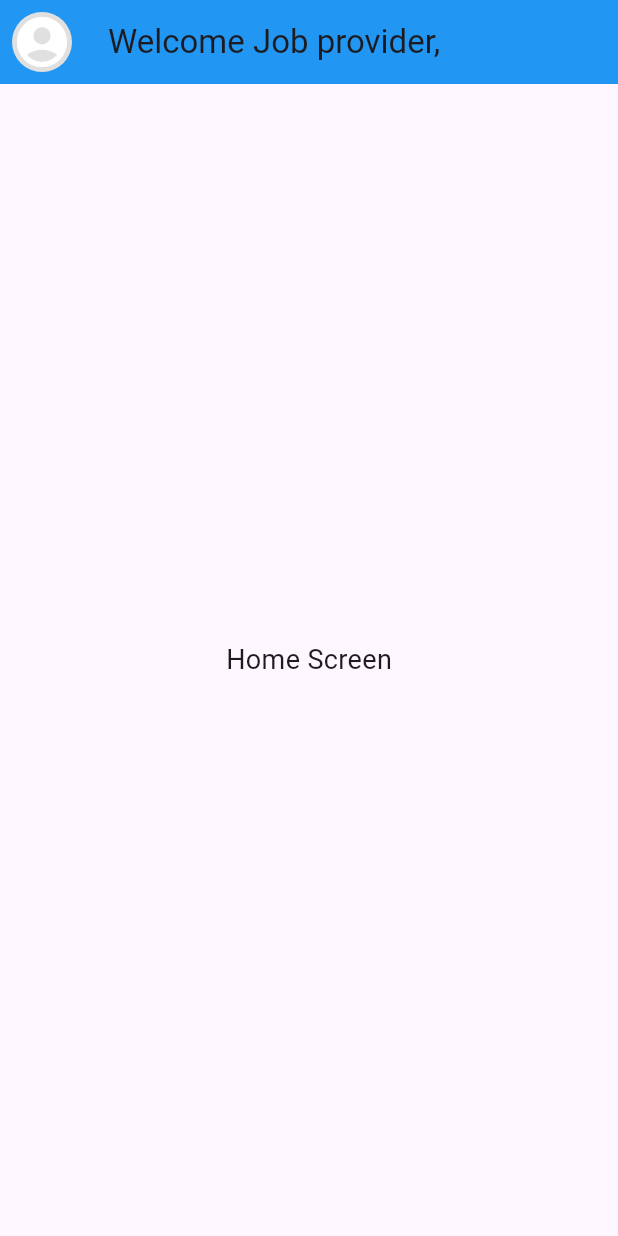
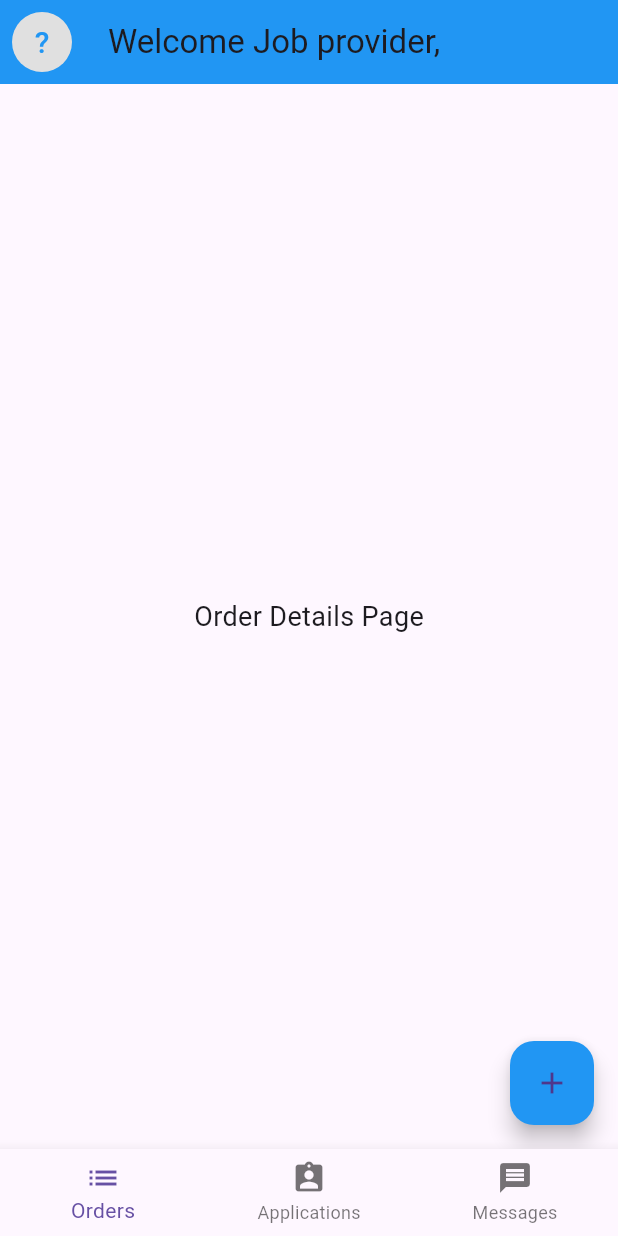
Before and after one commit to CHARLESJESU/Nivetha, a Flutter app: the Jobproviderpage screen opened directly with empty values, on a phone screen of 412 x 824 dp. Run offline on Flutter 3.47's test engine with Material 3 defaults, Android fonts, the phone set to English and light mode, and no system bars; our stand-ins replace cloud_firestore, firebase_auth, firebase_core, firebase_database, get, image_picker and 1 more; missing offline and left inert: country_state_city_pro; accounts and stored records are empty.

Commit message:
done my work

```diff
--- a/lib/Pages/jobproviderpage.dart
+++ b/lib/Pages/jobproviderpage.dart
@@ -1,11 +1,14 @@
 import 'dart:io';
 import 'package:flutter/material.dart';
 import 'package:image_picker/image_picker.dart';
-import 'package:nivetha123/screens/user_data.dart';
 import 'package:flutter/services.dart';
 import 'package:shared_preferences/shared_preferences.dart';
-
+import 'package:nivetha123/screens/user_data.dart';
 import '../login/Login.dart';
+import 'form_page.dart';
+import 'applications.dart';
+import 'messages.dart';
+import 'order_details.dart';
 
 class Jobproviderpage extends StatefulWidget {
   final UserData userData;
@@ -13,11 +16,12 @@ class Jobproviderpage extends StatefulWidget {
   const Jobproviderpage({Key? key, required this.userData}) : super(key: key);
 
   @override
-  _HomeScreenState createState() => _HomeScreenState();
+  _JobproviderpageState createState() => _JobproviderpageState();
 }
 
-class _HomeScreenState extends State<Jobproviderpage> {
+class _JobproviderpageState extends State<Jobproviderpage> {
   late UserData userData;
+  int _selectedIndex = 0;
   int _backPressCounter = 0;
   DateTime? _lastBackPressed;
 
@@ -106,10 +110,23 @@ class _HomeScreenState extends State<Jobproviderpage> {
               ),
         );
         if (shouldExit == true) {
-          SystemNavigator.pop(); // Exit app
+          SystemNavigator.pop();
         }
       }
       return Future.value(false);
+    }
+  }
+
+  Widget _buildSelectedPage() {
+    switch (_selectedIndex) {
+      case 0:
+        return OrderDetailsPage();
+      case 1:
+        return ApplicationsPage();
+      case 2:
+        return MessagesPage();
+      default:
+        return OrderDetailsPage();
     }
   }
 
@@ -126,12 +143,51 @@ class _HomeScreenState extends State<Jobproviderpage> {
           backgroundColor: Colors.blue,
           leading: IconButton(
             icon: _buildProfileAvatar(radius: 20),
-            onPressed: () {
-              _scaffoldKey.currentState?.openDrawer();
-            },
+            onPressed: () => _scaffoldKey.currentState?.openDrawer(),
           ),
         ),
-        drawer: Drawer(
+        drawer: _buildDrawer(),
+        body: Stack(
+          children: [
+            _buildSelectedPage(),
+            if (_selectedIndex == 0)
+              Positioned(
+                bottom: 16,
+                right: 16,
+                child: FloatingActionButton(
+                  onPressed: () {
+                    Navigator.push(
+                      context,
+                      MaterialPageRoute(builder: (_) => FormPage()),
+                    );
+                  },
+                  child: Icon(Icons.add),
+                  backgroundColor: Colors.blue,
+                ),
+              ),
+          ],
+        ),
+        bottomNavigationBar: BottomNavigationBar(
+          currentIndex: _selectedIndex,
+          onTap: (index) => setState(() => _selectedIndex = index),
+          items: const [
+            BottomNavigationBarItem(icon: Icon(Icons.list), label: 'Orders'),
+            BottomNavigationBarItem(
+              icon: Icon(Icons.assignment_ind),
+              label: 'Applications',
+            ),
+            BottomNavigationBarItem(
+              icon: Icon(Icons.message),
+              label: 'Messages',
+            ),
+          ],
+        ),
+      ),
+    );
+  }
+
+  Drawer _buildDrawer() {
+    return Drawer(
       child: ListView(
         padding: EdgeInsets.zero,
         children: [
@@ -172,15 +228,11 @@ class _HomeScreenState extends State<Jobproviderpage> {
                     content: Text("Are you sure you want to logout?"),
                     actions: [
                       TextButton(
-                            onPressed: () {
-                              Navigator.of(context).pop(false); // Cancel logout
-                            },
+                        onPressed: () => Navigator.of(context).pop(false),
                         child: Text("Cancel"),
                       ),
                       TextButton(
-                            onPressed: () {
-                              Navigator.of(context).pop(true); // Confirm logout
-                            },
+                        onPressed: () => Navigator.of(context).pop(true),
                         child: Text("Confirm"),
                       ),
                     ],
@@ -189,15 +241,11 @@ class _HomeScreenState extends State<Jobproviderpage> {
               );
 
               if (shouldLogout == true) {
-                    SharedPreferences prefs =
-                        await SharedPreferences.getInstance();
+                SharedPreferences prefs = await SharedPreferences.getInstance();
                 await prefs.setBool('isLoggedIn', false);
-
                 Navigator.pushReplacement(
                   context,
-                      MaterialPageRoute(
-                        builder: (context) => const LoginScreen(),
-                      ),
+                  MaterialPageRoute(builder: (context) => const LoginScreen()),
                 );
               }
             },
@@ -227,11 +275,6 @@ class _HomeScreenState extends State<Jobproviderpage> {
             _buildProfileDetail('Experience', userData.experience),
         ],
       ),
-        ),
-        body: Center(
-          child: Text('Home Screen', style: TextStyle(fontSize: 18)),
-        ),
-      ),
     );
   }
 
@@ -250,7 +293,6 @@ class _HomeScreenState extends State<Jobproviderpage> {
       );
     }
 
-    if (userData.role == 'Job Provider') {
     return CircleAvatar(
       backgroundColor: Colors.grey[300],
       radius: radius,
@@ -260,11 +302,4 @@ class _HomeScreenState extends State<Jobproviderpage> {
       ),
     );
   }
-
-    return CircleAvatar(
-      radius: radius,
-      backgroundColor: Colors.grey[300],
-      child: Icon(Icons.account_circle, size: radius * 2, color: Colors.white),
-    );
 }
-}
--- /dev/null
+++ b/lib/Pages/messages.dart
@@ -0,0 +1,8 @@
+import 'package:flutter/material.dart';
+
+class MessagesPage extends StatelessWidget {
+  @override
+  Widget build(BuildContext context) {
+    return Center(child: Text('Messages Page', style: TextStyle(fontSize: 18)));
+  }
+}
--- /dev/null
+++ b/lib/Pages/order_details.dart
@@ -0,0 +1,10 @@
+import 'package:flutter/material.dart';
+
+class OrderDetailsPage extends StatelessWidget {
+  @override
+  Widget build(BuildContext context) {
+    return Center(
+      child: Text('Order Details Page', style: TextStyle(fontSize: 18)),
+    );
+  }
+}
```
Also changed, not shown: lib/Pages/applications.dart (added, +10 -0 lines), lib/Pages/form_page.dart (added, +119 -0 lines), lib/Pages/workerpage.dart (+8 -19 lines), lib/Splashscreen/splashscreen.dart (+19 -16 lines), lib/screens/checkbox_animation_page.dart (+19 -11 lines), lib/screens/summary.dart (+53 -10 lines). Lines whose indentation alone changed are shown as unchanged.
